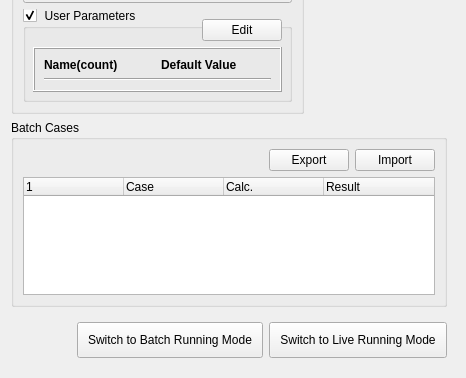
Before: the Qt Designer form baramFlow/view/solution/run/process_information_page.ui in nextfoam/baram, drawn with Qt 5; both pictures show x 0 to 466 and y 437 to 815 of the 466 by 815 pixel window.
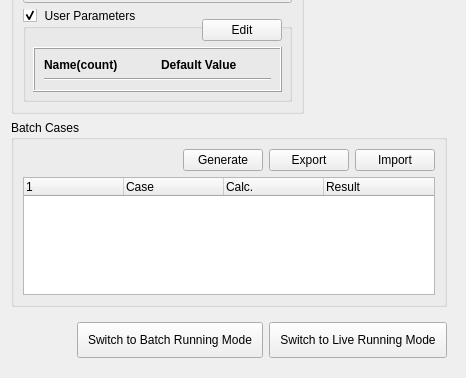
After: the same form once the commit is applied. Icons and pictures are not drawn. Custom widgets are drawn as their Qt base class.

What changed in the file:
```diff
--- a/baramFlow/view/solution/run/process_information_page.ui
+++ b/baramFlow/view/solution/run/process_information_page.ui
@@ -486,6 +486,13 @@
                </property>
               </spacer>
              </item>
+             <item>
+              <widget class="QPushButton" name="generateSamples">
+               <property name="text">
+                <string>Generate</string>
+               </property>
+              </widget>
+             </item>
              <item>
               <widget class="QPushButton" name="exportBatchCase">
                <property name="text">
```
